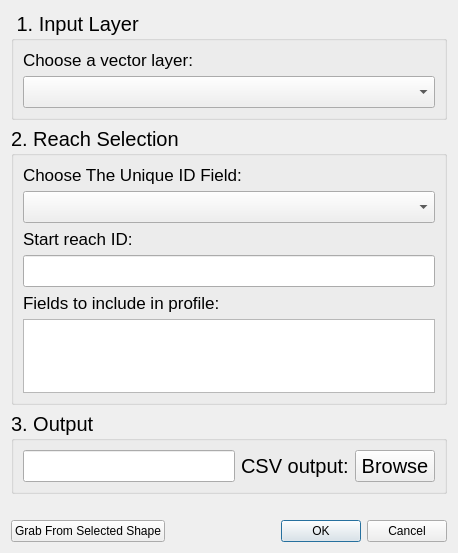
Old version of the form networkprofiler_dialog_base.ui in the repository Riverscapes/NetworkProfiler.
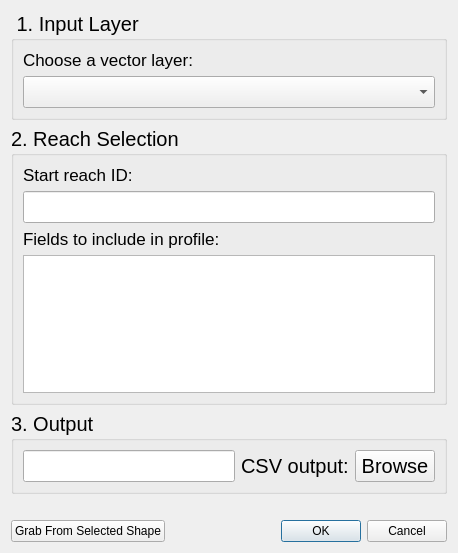
New version of the form.

Diff of the .ui file:
```diff
--- a/networkprofiler_dialog_base.ui
+++ b/networkprofiler_dialog_base.ui
@@ -54,21 +54,6 @@
       <string>2. Reach Selection</string>
      </property>
      <layout class="QVBoxLayout" name="verticalLayout_4">
-      <item>
-       <widget class="QLabel" name="label">
-        <property name="font">
-         <font>
-          <pointsize>13</pointsize>
-         </font>
-        </property>
-        <property name="text">
-         <string>Choose The Unique ID Field:</string>
-        </property>
-       </widget>
-      </item>
-      <item>
-       <widget class="QComboBox" name="ctlIDField"/>
-      </item>
       <item>
        <widget class="QLabel" name="lblReachID">
         <property name="font">
```
